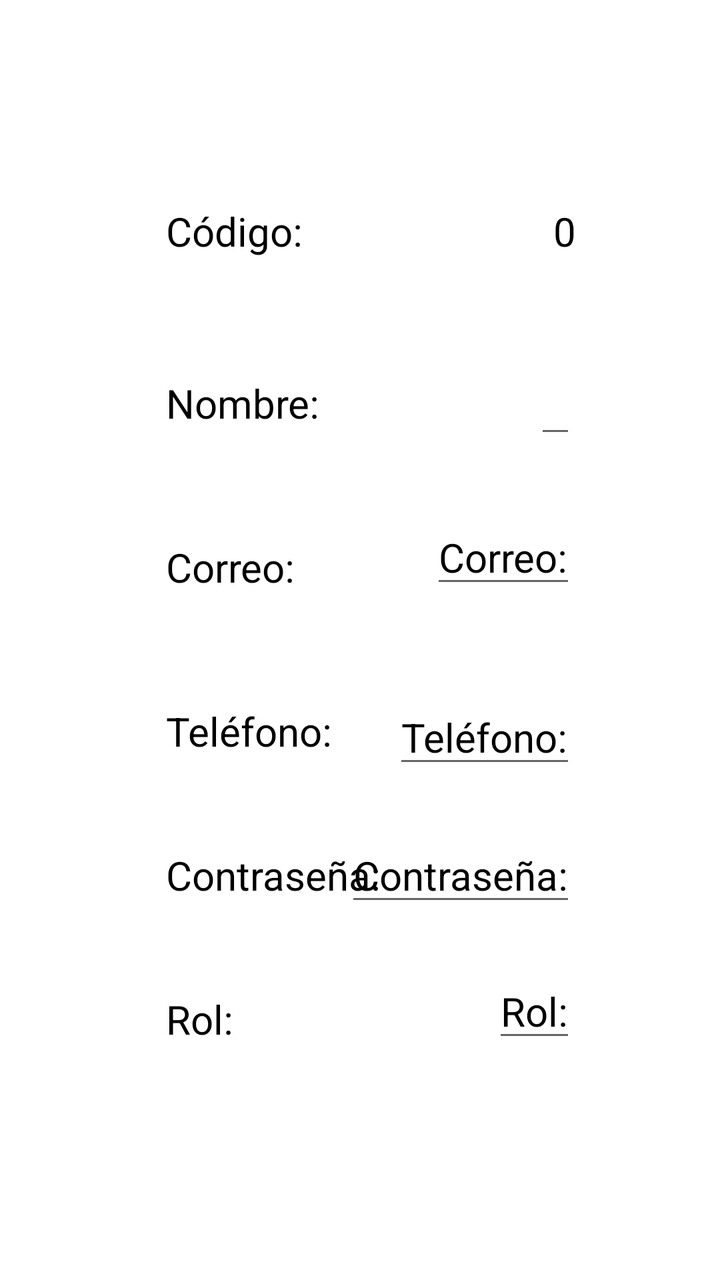
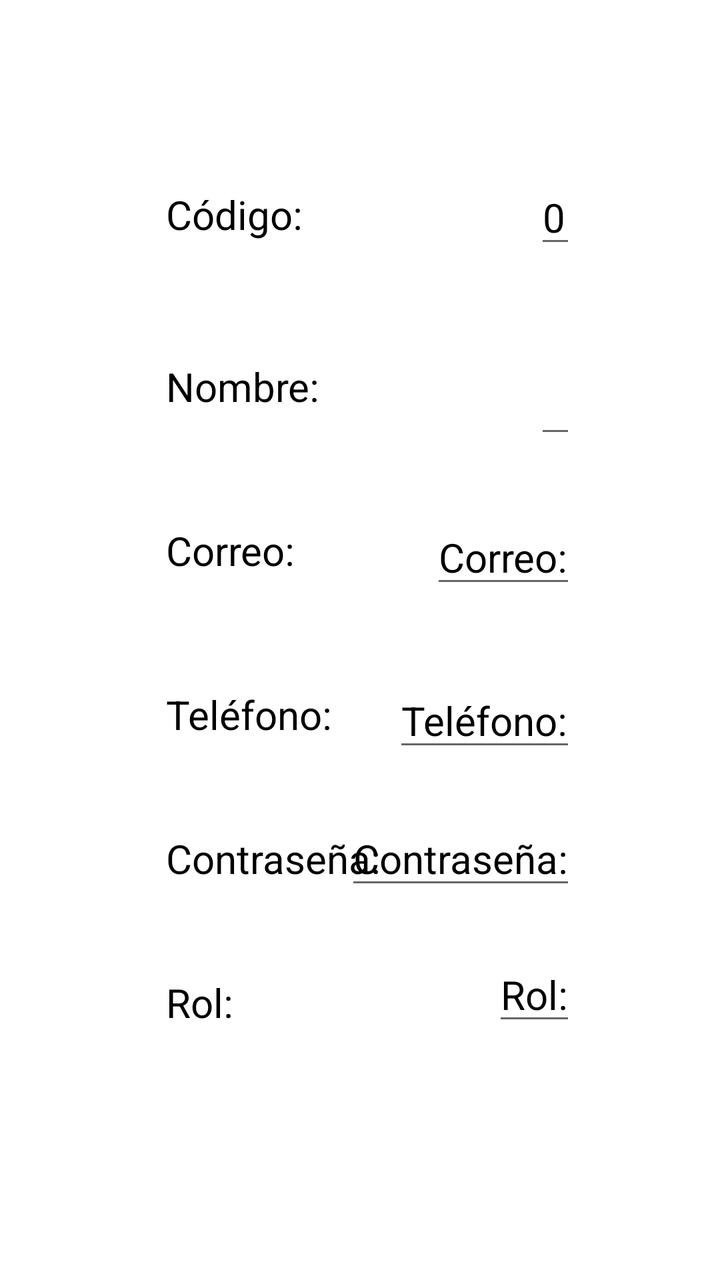

Screens rendered from an Android XML layout before and after an edit, with the pre-edit source and the edit as a unified diff.
<!-- AndroidManifest.xml: application theme Theme.AplicacionIncidencias -->
<!-- res/layout/activity_info_usuario.xml -->
<?xml version="1.0" encoding="utf-8"?>
<androidx.constraintlayout.widget.ConstraintLayout xmlns:android="http://schemas.android.com/apk/res/android"
    xmlns:app="http://schemas.android.com/apk/res-auto"
    xmlns:tools="http://schemas.android.com/tools"
    android:id="@+id/main"
    android:layout_width="match_parent"
    android:layout_height="match_parent"
    tools:context=".Usuario.Activity_Info_Usuario">
    <TextView
        android:id="@+id/IdCodigoUsuario"
        android:layout_width="wrap_content"
        android:layout_height="wrap_content"
        android:layout_marginStart="83dp"
        android:text="Código:"
        android:textColor="@color/black"
        android:textSize="20sp"
        app:layout_constraintBottom_toBottomOf="@+id/edIdCodigoUsuario"
        app:layout_constraintStart_toStartOf="parent"
        app:layout_constraintTop_toTopOf="@+id/edIdCodigoUsuario" />

    <TextView
        android:id="@+id/edIdCodigoUsuario"
        android:layout_width="wrap_content"
        android:layout_height="wrap_content"
        android:layout_marginEnd="72dp"
        android:layout_marginBottom="51dp"
        android:text="0"
        android:textColor="@color/black"
        android:textSize="20sp"
        app:layout_constraintBottom_toTopOf="@+id/edNombreUsuario"
        app:layout_constraintEnd_toEndOf="parent" />

    <TextView
        android:id="@+id/NombreUsuario"
        android:layout_width="wrap_content"
        android:layout_height="wrap_content"
        android:layout_marginTop="59dp"
        android:text="Nombre:"
        android:textColor="@color/black"
        android:textSize="20sp"
        app:layout_constraintStart_toStartOf="@+id/IdCodigoUsuario"
        app:layout_constraintTop_toBottomOf="@+id/IdCodigoUsuario" />

    <EditText
        android:id="@+id/edNombreUsuario"
        android:layout_width="wrap_content"
        android:layout_height="wrap_content"
        android:layout_marginTop="180dp"
        android:textColor="@color/black"
        android:textSize="20sp"
        app:layout_constraintEnd_toEndOf="@+id/edIdCodigoUsuario"
        app:layout_constraintTop_toTopOf="parent" />

    <TextView
        android:id="@+id/correoUsuario"
        android:layout_width="wrap_content"
        android:layout_height="wrap_content"
        android:layout_marginTop="55dp"
        android:text="Correo:"
        android:textColor="@color/black"
        android:textSize="20sp"
        app:layout_constraintStart_toStartOf="@+id/NombreUsuario"
        app:layout_constraintTop_toBottomOf="@+id/NombreUsuario" />

    <EditText
        android:id="@+id/edcorreoUsuario"
        android:layout_width="wrap_content"
        android:layout_height="wrap_content"
        android:layout_marginTop="31dp"
        android:text="Correo:"
        android:textColor="@color/black"
        android:textSize="20sp"
        app:layout_constraintEnd_toEndOf="@+id/edNombreUsuario"
        app:layout_constraintTop_toBottomOf="@+id/edNombreUsuario" />

    <TextView
        android:id="@+id/telefonoUsuario"
        android:layout_width="wrap_content"
        android:layout_height="wrap_content"
        android:layout_marginTop="55dp"
        android:text="Teléfono:"
        android:textColor="@color/black"
        android:textSize="20sp"
        app:layout_constraintStart_toStartOf="@+id/correoUsuario"
        app:layout_constraintTop_toBottomOf="@+id/correoUsuario" />

    <EditText
        android:id="@+id/edtelefonoUsuario"
        android:layout_width="wrap_content"
        android:layout_height="wrap_content"
        android:layout_marginBottom="25dp"
        android:text="Teléfono:"
        android:textColor="@color/black"
        android:textSize="20sp"
        app:layout_constraintBottom_toTopOf="@+id/edpasswordUsuario"
        app:layout_constraintEnd_toEndOf="@+id/edcorreoUsuario" />

    <TextView
        android:id="@+id/passwordUsuario"
        android:layout_width="wrap_content"
        android:layout_height="wrap_content"
        android:layout_marginTop="45dp"
        android:text="Contraseña:"
        android:textColor="@color/black"
        android:textSize="20sp"
        app:layout_constraintStart_toStartOf="@+id/telefonoUsuario"
        app:layout_constraintTop_toBottomOf="@+id/telefonoUsuario" />

    <EditText
        android:id="@+id/edpasswordUsuario"
        android:layout_width="wrap_content"
        android:layout_height="wrap_content"
        android:text="Contraseña:"
        android:textColor="@color/black"
        android:textSize="20sp"
        app:layout_constraintBaseline_toBaselineOf="@+id/passwordUsuario"
        app:layout_constraintEnd_toEndOf="@+id/edtelefonoUsuario" />

    <TextView
        android:id="@+id/rolUsuario"
        android:layout_width="wrap_content"
        android:layout_height="wrap_content"
        android:layout_marginTop="45dp"
        android:text="Rol:"
        android:textColor="@color/black"
        android:textSize="20sp"
        app:layout_constraintStart_toStartOf="@+id/passwordUsuario"
        app:layout_constraintTop_toBottomOf="@+id/passwordUsuario" />

    <EditText
        android:id="@+id/edrolUsuario"
        android:layout_width="wrap_content"
        android:layout_height="wrap_content"
        android:layout_marginTop="24dp"
        android:text="Rol:"
        android:textColor="@color/black"
        android:textSize="20sp"
        app:layout_constraintEnd_toEndOf="@+id/edpasswordUsuario"
        app:layout_constraintTop_toBottomOf="@+id/edpasswordUsuario" />


</androidx.constraintlayout.widget.ConstraintLayout>
<!-- resources referenced by this layout -->
<resources>
  <color name="black">#FF000000</color>
  <style name="Theme.AplicacionIncidencias" parent="Theme.MaterialComponents.DayNight.DarkActionBar">
          
          <item name="colorPrimary">@color/purple_500</item>
          <item name="colorPrimaryVariant">@color/purple_700</item>
          <item name="colorOnPrimary">@color/white</item>
          
          <item name="colorSecondary">@color/teal_200</item>
          <item name="colorSecondaryVariant">@color/teal_700</item>
          <item name="colorOnSecondary">@color/black</item>
          
          <item name="android:statusBarColor">?attr/colorPrimaryVariant</item>
          
      </style>
  <color name="purple_500">#FF6200EE</color>
  <color name="purple_700">#FF3700B3</color>
  <color name="white">#FFFFFFFF</color>
  <color name="teal_200">#FF03DAC5</color>
  <color name="teal_700">#FF018786</color>
</resources>

<!-- the commit's change to res/layout/activity_info_usuario.xml (unified diff, before → after) -->
@@ -18,7 +18,7 @@
         app:layout_constraintStart_toStartOf="parent"
         app:layout_constraintTop_toTopOf="@+id/edIdCodigoUsuario" />
 
-    <TextView
+    <EditText
         android:id="@+id/edIdCodigoUsuario"
         android:layout_width="wrap_content"
         android:layout_height="wrap_content"
